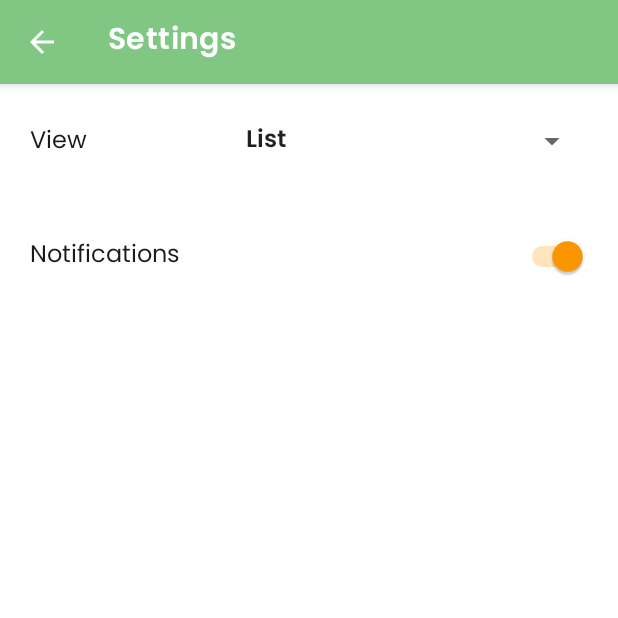
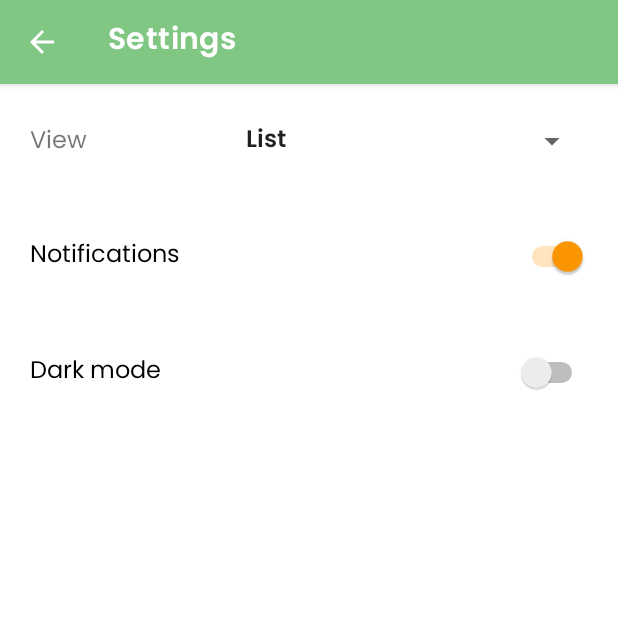
Before and after one commit to cgorican/car-collector, an Android app: the SettingsActivity screen opened directly, with no data from a screen before it, on a phone screen of 412 x 824 dp, the top half of it. Run offline under Robolectric (Android 15) with nearby library versions, the phone set to English and light mode, and no system bars.

Commit message:
Grid view fix Dark theme setting added Minor fixes

```diff
--- a/app/src/main/java/si/um/feri/carcollector/MainActivity.kt
+++ b/app/src/main/java/si/um/feri/carcollector/MainActivity.kt
@@ -13,6 +13,7 @@ import androidx.activity.result.ActivityResult
 import androidx.activity.result.contract.ActivityResultContracts
 import androidx.appcompat.app.AlertDialog
 import androidx.appcompat.app.AppCompatActivity
+import androidx.appcompat.app.AppCompatDelegate
 import androidx.recyclerview.widget.GridLayoutManager
 import androidx.recyclerview.widget.LinearLayoutManager
 import si.um.feri.carcollection.*
--- a/app/src/main/java/si/um/feri/carcollector/SettingsActivity.kt
+++ b/app/src/main/java/si/um/feri/carcollector/SettingsActivity.kt
@@ -6,6 +6,7 @@ import android.view.View
 import android.widget.AdapterView
 import android.widget.ArrayAdapter
 import android.widget.CompoundButton
+import androidx.appcompat.app.AppCompatDelegate
 import si.um.feri.carcollector.databinding.ActivitySettingsBinding
 import si.um.feri.carcollector.enums.ViewTypeEnum
 
@@ -29,6 +30,15 @@ class SettingsActivity : AppCompatActivity() {
             app.editor.apply()
         }
 
+        binding.switchDarkMode.setOnCheckedChangeListener { _, isChecked ->
+            app.editor.putBoolean(getString(R.string.shared_pref_dark_mode), isChecked)
+            app.editor.apply()
+            when(isChecked) {
+                true -> AppCompatDelegate.setDefaultNightMode(AppCompatDelegate.MODE_NIGHT_YES)
+                else -> AppCompatDelegate.setDefaultNightMode(AppCompatDelegate.MODE_NIGHT_NO)
+            }
+        }
+
         updateCount()
 
         // Spinner setup
@@ -39,6 +49,7 @@ class SettingsActivity : AppCompatActivity() {
     }
 
     private fun applySharedPref() {
+        val darkMode = app.sharedPref.getBoolean(getString(R.string.shared_pref_dark_mode), false)
         val notifications = app.sharedPref.getBoolean(getString(R.string.shared_pref_notifications), true)
         val viewTypeValue = app.sharedPref.getInt(getString(R.string.shared_pref_view_type), ViewTypeEnum.LIST.value)
         val viewType: ViewTypeEnum = when(viewTypeValue) {
@@ -46,6 +57,7 @@ class SettingsActivity : AppCompatActivity() {
             else -> ViewTypeEnum.LIST
         }
 
+        binding.switchDarkMode.isChecked = darkMode
         binding.switchNotifications.isChecked = notifications
         binding.spinnerViewType.setSelection(viewType.value)
     }
--- a/app/src/main/res/layout/activity_settings.xml
+++ b/app/src/main/res/layout/activity_settings.xml
@@ -13,7 +13,6 @@
         android:layout_marginEnd="@dimen/margin_left_right"
         android:text="@string/label_view_type"
         android:autoSizeTextType="uniform"
-        android:textColor="@color/gray"
         android:textSize="@dimen/text_size_label"
         android:fontFamily="@font/poppins_regular"
         app:layout_constraintBottom_toTopOf="@+id/guideline18"
@@ -34,6 +33,13 @@
         android:layout_height="wrap_content"
         android:orientation="horizontal"
         app:layout_constraintGuide_percent="0.2" />
+
+    <androidx.constraintlayout.widget.Guideline
+        android:id="@+id/guideline26"
+        android:layout_width="wrap_content"
+        android:layout_height="wrap_content"
+        android:orientation="horizontal"
+        app:layout_constraintGuide_percent="0.3" />
 
     <androidx.constraintlayout.widget.Guideline
         android:id="@+id/guideline18"
@@ -69,7 +75,6 @@
         android:fontFamily="@font/poppins_regular"
         android:maxHeight="@dimen/text_size_label"
         android:text="@string/label_notifications"
-        android:textColor="@color/gray"
         android:textSize="@dimen/text_size_label"
         app:layout_constraintBottom_toTopOf="@+id/guideline17"
         app:layout_constraintEnd_toEndOf="parent"
@@ -77,4 +82,21 @@
         app:layout_constraintTop_toTopOf="@+id/guideline18"
         tools:ignore="TouchTargetSizeCheck" />
 
+    <Switch
+        android:id="@+id/switch_dark_mode"
+        android:layout_width="0dp"
+        android:layout_height="wrap_content"
+        android:layout_marginStart="@dimen/margin_left_right"
+        android:layout_marginEnd="@dimen/margin_left_right"
+        android:autoSizeTextType="uniform"
+        android:fontFamily="@font/poppins_regular"
+        android:maxHeight="@dimen/text_size_label"
+        android:text="@string/label_dark_mode"
+        android:textSize="@dimen/text_size_label"
+        app:layout_constraintBottom_toTopOf="@+id/guideline26"
+        app:layout_constraintEnd_toEndOf="parent"
+        app:layout_constraintStart_toStartOf="parent"
+        app:layout_constraintTop_toTopOf="@+id/guideline17"
+        tools:ignore="TouchTargetSizeCheck" />
+
 </androidx.constraintlayout.widget.ConstraintLayout>
--- a/app/src/main/res/values-night/themes.xml
+++ b/app/src/main/res/values-night/themes.xml
@@ -6,6 +6,7 @@
         <item name="colorPrimaryVariant">@color/primary_light</item>
         <item name="colorOnPrimary">@color/gray</item>
         <!-- Secondary brand color. -->
+        <item name="color">@color/gray_light_max</item>
         <item name="colorSecondary">@color/secondary</item>
         <item name="colorSecondaryVariant">@color/secondary_light</item>
         <item name="colorOnSecondary">@color/gray</item>
--- a/app/src/main/res/values/strings.xml
+++ b/app/src/main/res/values/strings.xml
@@ -97,4 +97,6 @@
     <string name="noun_update">Update</string>
     <string name="noun_delete">Delete</string>
     <string name="noun_cancel">Cancel</string>
+    <string name="shared_pref_dark_mode" translatable="false">DarkMode</string>
+    <string name="label_dark_mode">Dark mode</string>
 </resources>
--- a/app/src/main/res/values/themes.xml
+++ b/app/src/main/res/values/themes.xml
@@ -6,6 +6,7 @@
         <item name="colorPrimaryVariant">@color/primary_dark</item>
         <item name="colorOnPrimary">@color/gray</item>
         <!-- Secondary brand color. -->
+        <item name="color">@color/gray</item>
         <item name="colorSecondary">@color/secondary</item>
         <item name="colorSecondaryVariant">@color/secondary_dark</item>
         <item name="colorOnSecondary">@color/gray</item>
```
Also changed, not shown: app/src/main/java/si/um/feri/carcollector/MyApplication.kt (+15 -0 lines), app/src/main/res/layout/activity_analytics.xml (+0 -9 lines), app/src/main/res/layout/card_view_design.xml (+10 -5 lines), 2 other files.
